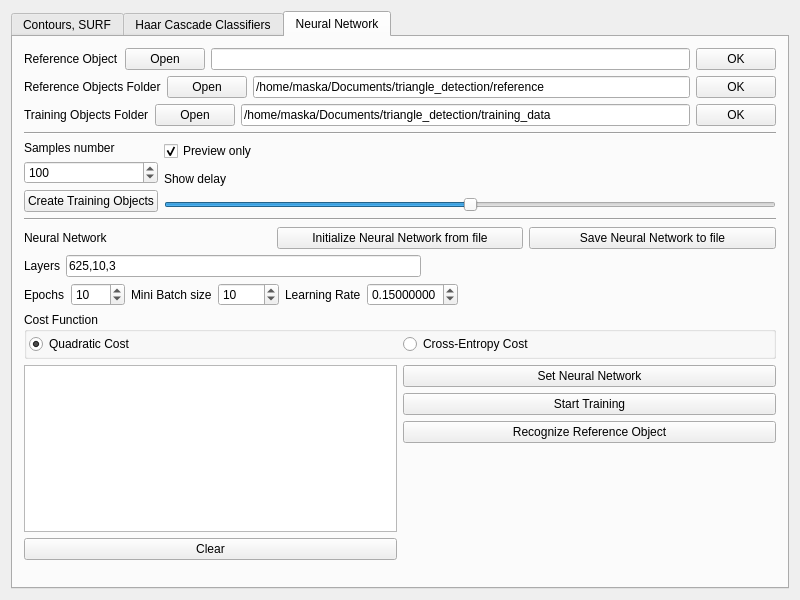
The window that software/computer/client/opencv/imagelab/mainwindow.ui (wercool/valter) describes before a commit, drawn with Qt 5.
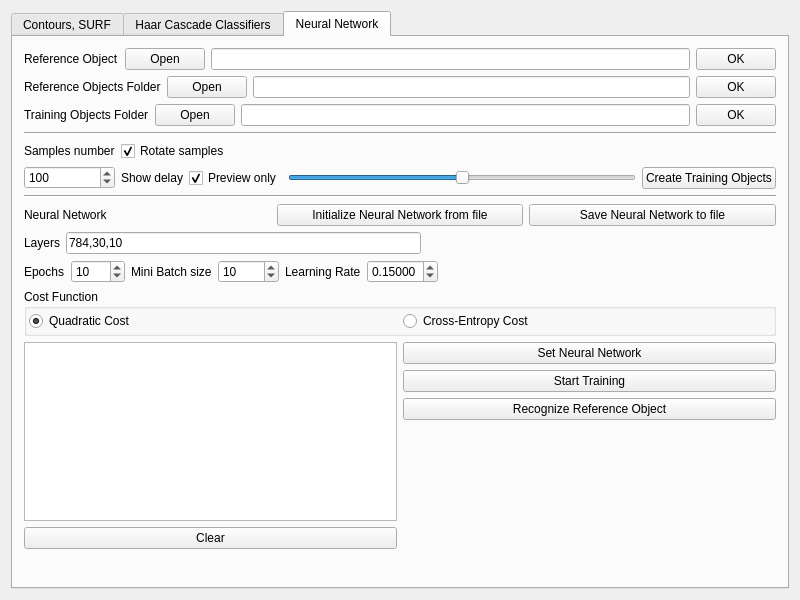
The same window after the commit. The open tabs and pages were chosen to show the change. Icons and pictures are not drawn.

Diff of the .ui file:
```diff
--- a/software/computer/client/opencv/imagelab/mainwindow.ui
+++ b/software/computer/client/opencv/imagelab/mainwindow.ui
@@ -1592,7 +1592,7 @@
             <item>
              <widget class="QLineEdit" name="nnReferenceObjectsFolderLineEdit">
               <property name="text">
-               <string>/home/maska/Documents/triangle_detection/reference</string>
+               <string/>
               </property>
              </widget>
             </item>
@@ -1627,7 +1627,7 @@
             <item>
              <widget class="QLineEdit" name="nnTrainingObjectsFolderLineEdit">
               <property name="text">
-               <string>/home/maska/Documents/triangle_detection/training_data</string>
+               <string/>
               </property>
              </widget>
             </item>
@@ -1677,13 +1677,6 @@
                 </property>
                </widget>
               </item>
-              <item>
-               <widget class="QPushButton" name="createTrainingObjectsButton">
-                <property name="text">
-                 <string>Create Training Objects</string>
-                </property>
-               </widget>
-              </item>
              </layout>
             </item>
             <item>
@@ -1692,15 +1685,24 @@
                <number>0</number>
               </property>
               <item>
-               <widget class="QCheckBox" name="nnCreateTrainingSamplesPreviewCheckBox">
+               <layout class="QHBoxLayout" name="horizontalLayout_34">
+                <item>
+                 <widget class="QCheckBox" name="nnRotateSamplesCheclBox">
                 <property name="text">
-                 <string>Preview only</string>
+                   <string>Rotate samples</string>
                 </property>
                 <property name="checked">
                  <bool>true</bool>
                 </property>
                </widget>
               </item>
+               </layout>
+              </item>
+              <item>
+               <layout class="QHBoxLayout" name="horizontalLayout_33">
+                <property name="topMargin">
+                 <number>0</number>
+                </property>
               <item>
                <widget class="QLabel" name="label_6">
                 <property name="text">
@@ -1708,6 +1710,16 @@
                 </property>
                </widget>
               </item>
+                <item>
+                 <widget class="QCheckBox" name="nnCreateTrainingSamplesPreviewCheckBox">
+                  <property name="text">
+                   <string>Preview only</string>
+                  </property>
+                  <property name="checked">
+                   <bool>true</bool>
+                  </property>
+                 </widget>
+                </item>
               <item>
                <widget class="QSlider" name="createTrainingObjectsShowDelaySlider">
                 <property name="maximum">
@@ -1721,6 +1733,15 @@
                 </property>
                </widget>
               </item>
+                <item>
+                 <widget class="QPushButton" name="createTrainingObjectsButton">
+                  <property name="text">
+                   <string>Create Training Objects</string>
+                  </property>
+                 </widget>
+                </item>
+               </layout>
+              </item>
              </layout>
             </item>
            </layout>
@@ -1796,7 +1817,7 @@
                  </size>
                 </property>
                 <property name="text">
-                 <string>625,10,3</string>
+                 <string>784,30,10</string>
                 </property>
                </widget>
               </item>
@@ -1867,7 +1888,7 @@
               <item>
                <widget class="QDoubleSpinBox" name="nnEtaSpinBox">
                 <property name="decimals">
-                 <number>8</number>
+                 <number>5</number>
                 </property>
                 <property name="maximum">
                  <double>3.000000000000000</double>
```
Left out of the diff: 4 changed lines with no effect on the pictures. Lines whose indentation alone changed are shown as unchanged.
